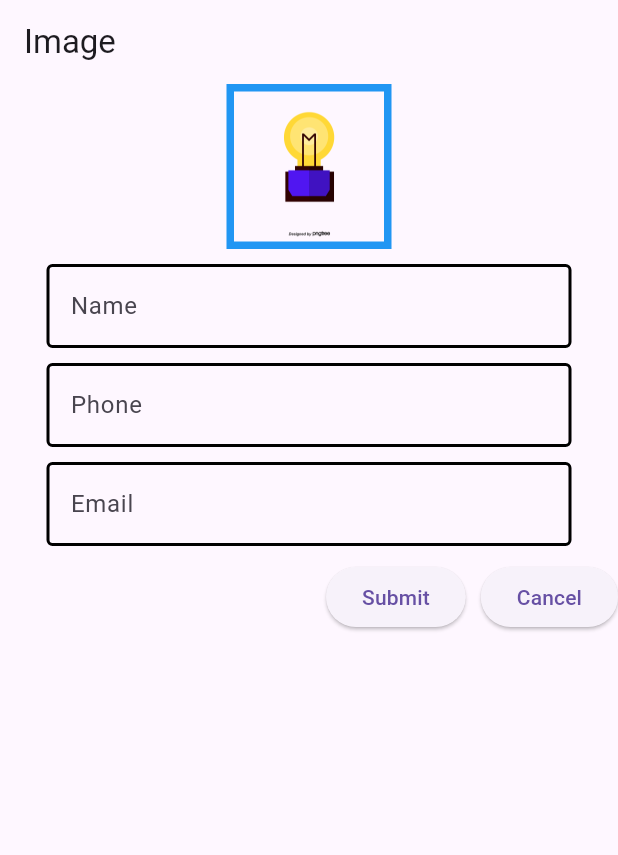
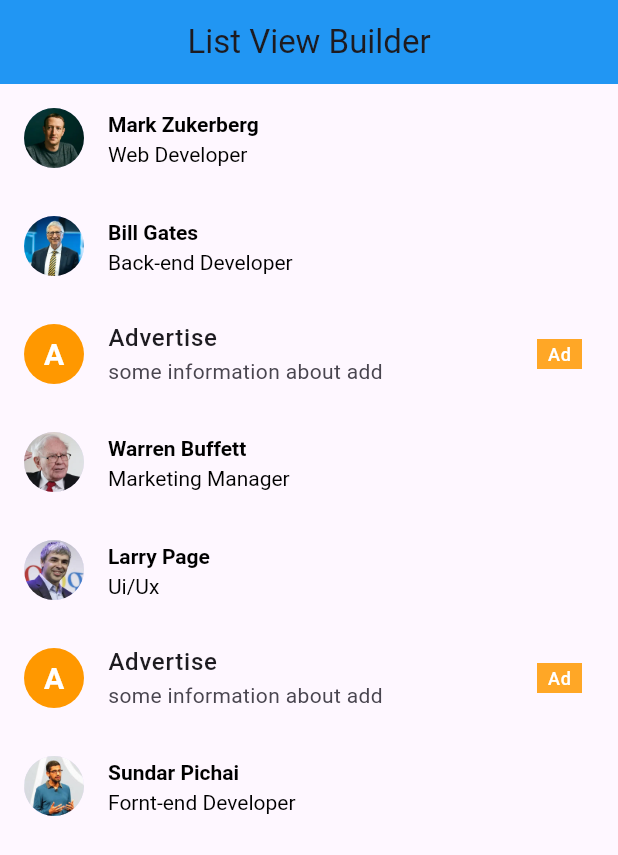
Before and after one commit to sroneez/ostad_flutter_practice, a Flutter app: the screen it shows after launch, on a phone screen of 412 x 824 dp. Shown: the top 855 px of the screen. Run offline on Flutter 3.47's test engine with Material 3 defaults, Android fonts, the phone set to English and light mode, and no system bars.

Commit message:
//List view //Listview.builder()//ListView.separtor //separatorBuilder//setting user Id and CircleAvatar for profile picture //adding Add

```diff
--- /dev/null
+++ b/lib/list_view_builder_test.dart
@@ -0,0 +1,72 @@
+import 'package:flutter/material.dart';
+import 'user.dart';
+
+class ListViewBuilderTest extends StatelessWidget{
+  const ListViewBuilderTest({Key? key}):super(key: key);
+
+  @override
+  Widget build(BuildContext context){
+    return Scaffold(
+      appBar: AppBar(
+        title:const Text('List View Builder'),
+        backgroundColor: Colors.blue,
+        centerTitle: true,
+      ),
+      body:ListView.separated(
+        separatorBuilder: (BuildContext context, int index){
+          return (index +3) % 2 ==0 ?
+            ListTile(
+            leading: const CircleAvatar(
+              child: const Text('A',
+              style: TextStyle(
+                fontSize: 20,
+                fontWeight: FontWeight.bold,
+                color: Colors.white,
+              ),
+              ),
+              backgroundColor: Colors.orange,
+            ),
+              title: const Text('Advertise',
+                style: TextStyle(
+                  fontWeight: FontWeight.w500,
+                ),
+              ),
+              subtitle:const Text('some information about add',
+                style: TextStyle(
+                  fontSize: 14,
+                ),
+              ),
+              trailing: Container(
+                alignment: Alignment.center,
+                width: 30,
+                height: 20,
+                child: const Text('Ad',style: TextStyle(fontSize: 12,color: Colors.white)),
+                color: Colors.orange.shade400,
+              ),
+          )
+              :const SizedBox(height: 0,width: 0,);
+        },
+        itemCount: users.length,
+        itemBuilder: (BuildContext context, int index){
+          return ListTile(
+            leading: CircleAvatar(
+              backgroundImage: AssetImage(
+                users[index].image,
+              ),
+            ),
+            title: Text(users[index].name),
+            titleTextStyle: const TextStyle(
+              color: Colors.black,
+              fontWeight: FontWeight.bold,
+            ),
+            subtitle: Text(users[index].profession),
+            subtitleTextStyle: const TextStyle(
+              color: Colors.black,
+              fontSize: 14,
+            ),
+          );
+        },
+      ),
+    );
+  }
+}
--- a/lib/main.dart
+++ b/lib/main.dart
@@ -1,9 +1,11 @@
-// import 'package:flutter/cupertino.dart';
+import 'package:flutter/cupertino.dart';
 import 'package:flutter/material.dart';
+import 'list_view_builder_test.dart';
+import 'user.dart';
 //import 'package:untitled/text_filed.dart';
 
 void main(){
-  runApp(const MyApp());
+  runApp(MyApp());
 }
 
 class MyApp extends StatelessWidget{
@@ -11,147 +13,9 @@ class MyApp extends StatelessWidget{
 
   @override
   Widget build(BuildContext context){
-    return const MaterialApp(
-      home:SignInPage(),
+    return MaterialApp(
+      debugShowCheckedModeBanner: false,
+      home:ListViewBuilderTest() ,
     );
   }
 }
-
-class SignInPage extends StatelessWidget{
-  const SignInPage({super.key});
-
-  @override
-  Widget build(BuildContext context){
-    return Scaffold(
-      appBar: AppBar(
-        title:const Text('Image'),
-      ),
-      body: SingleChildScrollView(
-        child: Center(
-            child: Column(
-              children: [
-                Container(
-                  decoration: BoxDecoration(
-                    border: Border.all(
-                      color: Colors.blue,
-                      width: 5,
-                    ),
-                  ),
-                  child: Image.asset('assets/—Pngtree—tianli school campus image image_3796528.png',
-                  height: 100,
-                  ),
-                ),
-                const SizedBox(height: 10,),
-                SizedBox(
-                  width: 350,
-                  child: TextField(
-                    onTap: (){},
-                    decoration: const InputDecoration(
-                      hintText: 'your_full_name',
-                      hintStyle: TextStyle(
-                        fontWeight: FontWeight.w200,
-                      ),
-                      label: Text('Name'),
-                      border: OutlineInputBorder(
-                      ),
-                      enabledBorder: OutlineInputBorder(
-                        borderSide: BorderSide(
-                        color: Colors.black,
-                        width: 2,
-                        ),
-                       ),
-                      focusedBorder: OutlineInputBorder(
-                        borderSide: BorderSide(
-                          color: Colors.black,
-                          width: 2,
-                        ),
-                      ),
-                  ),
-                      ),
-                ),
-                const SizedBox(height: 10,),
-                SizedBox(
-                  width: 350,
-                  child: TextField(
-                    onTap: (){},
-                    decoration: const InputDecoration(
-                      hintText: '01XXXXXXXXX',
-                      hintStyle: TextStyle(
-                        fontWeight: FontWeight.w200,
-                      ),
-                      label: Text('Phone'),
-                      border: OutlineInputBorder(
-                      ),
-                      enabledBorder: OutlineInputBorder(
-                        borderSide: BorderSide(
-                          color: Colors.black,
-                          width: 2,
-                        ),
-                      ),
-                      focusedBorder: OutlineInputBorder(
-                        borderSide: BorderSide(
-                          color: Colors.black,
-                          width: 2,
-                        ),
-                      ),
-                    ),
-                  ),
-                ),
-                const SizedBox(height: 10,),
-                SizedBox(
-                  width: 350,
-                  child: TextField(
-                    onTap: (){},
-                    decoration: const InputDecoration(
-                      hintText: 'outlook@gmail.com',
-                      hintStyle: TextStyle(
-                        fontWeight: FontWeight.w200,
-                      ),
-                      label: Text('Email'),
-                      border: OutlineInputBorder(
-                      ),
-                      enabledBorder: OutlineInputBorder(
-                        borderSide: BorderSide(
-                          color: Colors.black,
-                          width: 2,
-                        ),
-                      ),
-                      focusedBorder: OutlineInputBorder(
-                        borderSide: BorderSide(
-                          color: Colors.black,
-                          width: 2,
-                        ),
-                      ),
-                    ),
-                  ),
-                ),
-                const SizedBox(height: 10,),
-                Row(
-                  mainAxisAlignment: MainAxisAlignment.end,
-                  children: [
-                    ElevatedButton(onPressed: (){
-                      showDialog(context: context, builder: (context){
-                        return AlertDialog(
-                          content: const Text('Are you sure?'),
-                          actions: [
-                            TextButton(onPressed: (){}, child: const Text('yes')),
-                            TextButton(onPressed: (){}, child: const Text('no')),
-                          ],
-                        );
-                      });
-                    },
-                        child: const Text('Submit'),
-                    ),
-                    const SizedBox(width: 10,),
-                    ElevatedButton(onPressed: (){},
-                      child: const Text('Cancel'),
-                    ),
-                  ],
-                ),
-              ],
-            )
-        ),
-      ),
-    );
-  }
-}
--- a/lib/text_filed.dart
+++ /dev/null
@@ -1,42 +0,0 @@
-import 'package:flutter/cupertino.dart';
-import 'package:flutter/material.dart';
-//import 'package:untitled/main.dart';
-
-void main(){
-  runApp(MyApp());
-}
-
-class MyApp extends StatelessWidget {
-  const MyApp({super.key});
-
-  @override
-  Widget build(BuildContext context) {
-    return MaterialApp(
-      home: Home(),
-    );
-  }
-}
-class Home extends StatelessWidget{
-  const Home({super.key});
-
-  @override
-  Widget build(BuildContext context){
-    return Scaffold(
-      appBar: AppBar(
-        title: Text('TExt'),
-      ),
-      body: Center(
-        child: Column(
-          mainAxisAlignment: MainAxisAlignment.center,
-          children: [
-            TextField(
-              onTap: (){
-
-              },
-            )
-          ],
-        ),
-      ),
-    );
-  }
-}
--- /dev/null
+++ b/lib/user.dart
@@ -0,0 +1,16 @@
+class User{
+  final String name;
+  final String image;
+  final String profession;
+
+  User(this.name,this.profession,this.image);
+}
+
+List users =[
+  User('Mark Zukerberg','Web Developer','assets/face1.webp'),
+  User('Bill Gates','Back-end Developer','assets/face2.webp'),
+  User('Warren Buffett','Marketing Manager','assets/face3.webp'),
+  User('Larry Page','Ui/Ux','assets/face4.webp'),
+  User('Sundar Pichai','Fornt-end Developer','assets/face5.jpeg'),
+
+];
```
Also changed, not shown: assets/face1.webp (added), assets/face2.webp (added), assets/face3.webp (added), assets/face4.webp (added), assets/face5.jpeg (added), assets/image1.png (deleted), assets/—Pngtree—tianli school campus image image_3796528.png (deleted).
